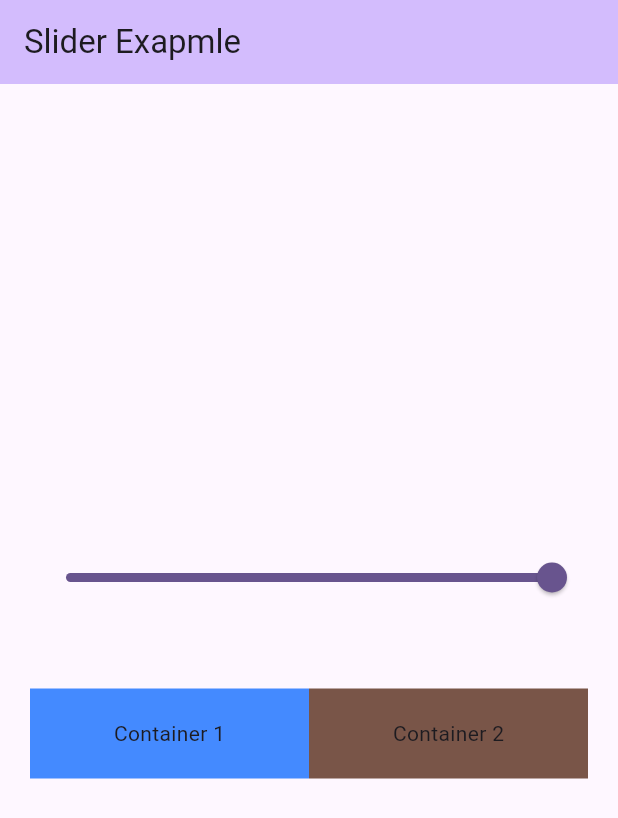
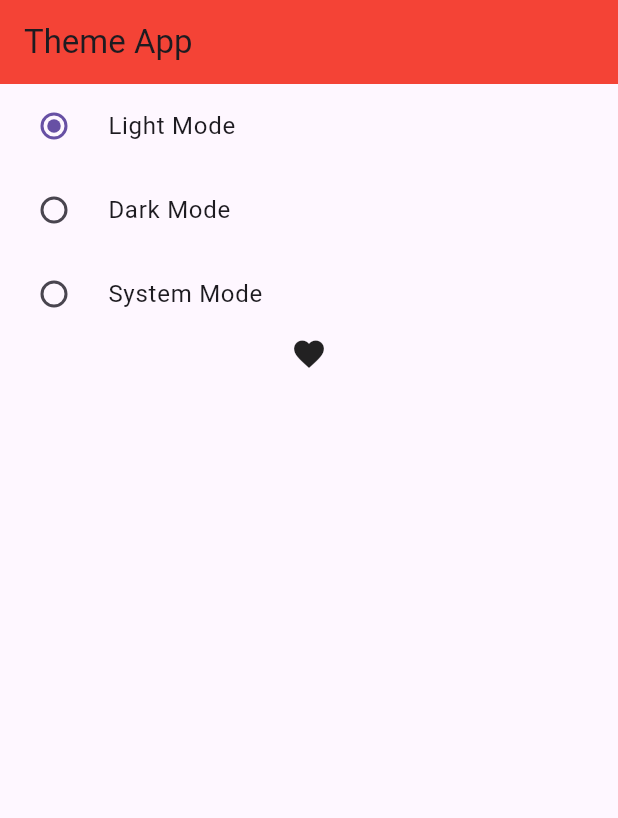
Before and after one commit to dineshtecorb/flutter_provider_demo, a Flutter app: the screen it shows after launch, on a phone screen of 412 x 824 dp. Shown: the top 818 px of the screen. Run offline on Flutter 3.47's test engine with Material 3 defaults, Android fonts, the phone set to English and light mode, and no system bars.

Commit message:
add favourite list and theme changes through provider

```diff
--- a/lib/main.dart
+++ b/lib/main.dart
@@ -1,9 +1,13 @@
 import 'package:flutter/material.dart';
 import 'package:provider/provider.dart';
 import 'package:provider_demo/provider/count_provider.dart';
+import 'package:provider_demo/provider/favourite_provider.dart';
 import 'package:provider_demo/provider/slider_provider.dart';
+import 'package:provider_demo/provider/theme_provider.dart';
 import 'package:provider_demo/screens/counter_example.dart';
+import 'package:provider_demo/screens/favourite/favourite_screen.dart';
 import 'package:provider_demo/screens/slider_screen.dart';
+import 'package:provider_demo/screens/theme_mode_screen.dart';
 
 void main() {
   runApp(const MyApp());
@@ -22,16 +26,38 @@ class MyApp extends StatelessWidget {
           ),
           ChangeNotifierProvider(
             create: (context) => SliderProvider(),
+          ),
+          ChangeNotifierProvider(
+            create: (context) => FavouriteProvider(),
+          ),
+          ChangeNotifierProvider(
+            create: (context) => ThemeProvider(),
           )
         ],
-        child: MaterialApp(
-          title: 'Flutter Demo',
-          theme: ThemeData(
-            colorScheme: ColorScheme.fromSeed(seedColor: Colors.deepPurple),
-            useMaterial3: true,
-          ),
-          debugShowCheckedModeBanner: false,
-          home: const SliderScreen(), //const CounterExample(),
-        ));
+        child: Builder(builder: (context) {
+          final themeProvider = Provider.of<ThemeProvider>(context);
+
+          return MaterialApp(
+            title: 'Flutter Demo',
+            theme: ThemeData(
+              brightness: Brightness.light,
+              appBarTheme: AppBarTheme(backgroundColor: Colors.red),
+              //colorScheme: ColorScheme.fromSeed(seedColor: Colors.deepPurple),
+              // useMaterial3: true,
+              //primaryColor: Colors.red,
+              //primarySwatch: Colors.red,
+            ),
+            themeMode: themeProvider.theme,
+            darkTheme: ThemeData(
+                brightness: Brightness.dark,
+                //primaryColor: Colors.amber,
+                //primarySwatch: Colors.purple,
+                appBarTheme: AppBarTheme(backgroundColor: Colors.teal),
+                iconTheme: IconThemeData(color: Colors.white)),
+            debugShowCheckedModeBanner: false,
+            home:
+                const ThemeModeScreen(), //FavouriteScreen(), //const CounterExample(),
+          );
+        }));
   }
 }
--- /dev/null
+++ b/lib/provider/favourite_provider.dart
@@ -0,0 +1,19 @@
+import 'package:flutter/material.dart';
+
+class FavouriteProvider extends ChangeNotifier {
+  List<int> _selectedItem = [];
+
+  List<int> get selectedItem => _selectedItem;
+
+  void setListValue(int index) {
+    _selectedItem.add(index);
+
+    notifyListeners();
+  }
+
+  void removeListValue(int index) {
+    _selectedItem.remove(index);
+
+    notifyListeners();
+  }
+}
--- /dev/null
+++ b/lib/provider/theme_provider.dart
@@ -0,0 +1,12 @@
+import 'package:flutter/material.dart';
+
+class ThemeProvider with ChangeNotifier {
+  var _themeMode = ThemeMode.light;
+
+  ThemeMode get theme => _themeMode;
+
+  void setThemeMode(themeMode) {
+    _themeMode = themeMode;
+    notifyListeners();
+  }
+}
--- /dev/null
+++ b/lib/screens/theme_mode_screen.dart
@@ -0,0 +1,43 @@
+import 'package:flutter/material.dart';
+import 'package:provider/provider.dart';
+import 'package:provider_demo/provider/theme_provider.dart';
+
+class ThemeModeScreen extends StatefulWidget {
+  const ThemeModeScreen({super.key});
+
+  @override
+  State<ThemeModeScreen> createState() => _ThemeModeScreenState();
+}
+
+class _ThemeModeScreenState extends State<ThemeModeScreen> {
+  @override
+  Widget build(BuildContext context) {
+    final themeProvider = Provider.of<ThemeProvider>(context);
+    return Scaffold(
+      appBar: AppBar(
+        title: Text('Theme App'),
+        //backgroundColor: Theme.of(context).colorScheme.inversePrimary,
+      ),
+      body: Column(
+        children: [
+          RadioListTile<ThemeMode>(
+              title: Text('Light Mode'),
+              value: ThemeMode.light,
+              groupValue: themeProvider.theme,
+              onChanged: themeProvider.setThemeMode),
+          RadioListTile<ThemeMode>(
+              title: Text('Dark Mode'),
+              value: ThemeMode.dark,
+              groupValue: themeProvider.theme,
+              onChanged: themeProvider.setThemeMode),
+          RadioListTile<ThemeMode>(
+              title: Text('System Mode'),
+              value: ThemeMode.system,
+              groupValue: themeProvider.theme,
+              onChanged: themeProvider.setThemeMode),
+          Icon(Icons.favorite),
+        ],
+      ),
+    );
+  }
+}
```
Also changed, not shown: lib/screens/favourite/favourite_screen.dart (added, +64 -0 lines), lib/screens/favourite/myfavourite_screen.dart (added, +52 -0 lines).
